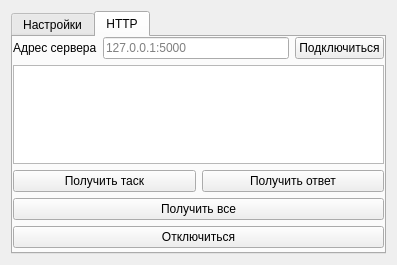
Old version of the form gui/uies/settings.ui in the repository neurocomputer/MemriBoard.
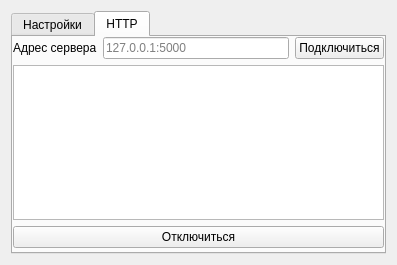
New version of the form.

```diff
--- a/gui/uies/settings.ui
+++ b/gui/uies/settings.ui
@@ -260,31 +260,6 @@
         <item>
          <widget class="QTextBrowser" name="text_log"/>
         </item>
-        <item>
-         <layout class="QHBoxLayout" name="horizontalLayout_3">
-          <item>
-           <widget class="QPushButton" name="button_get_task">
-            <property name="text">
-             <string>Получить таск</string>
-            </property>
-           </widget>
-          </item>
-          <item>
-           <widget class="QPushButton" name="button_get_result">
-            <property name="text">
-             <string>Получить ответ</string>
-            </property>
-           </widget>
-          </item>
-         </layout>
-        </item>
-        <item>
-         <widget class="QPushButton" name="button_get_all">
-          <property name="text">
-           <string>Получить все</string>
-          </property>
-         </widget>
-        </item>
         <item>
          <widget class="QPushButton" name="button_disconnect">
           <property name="text">
```
